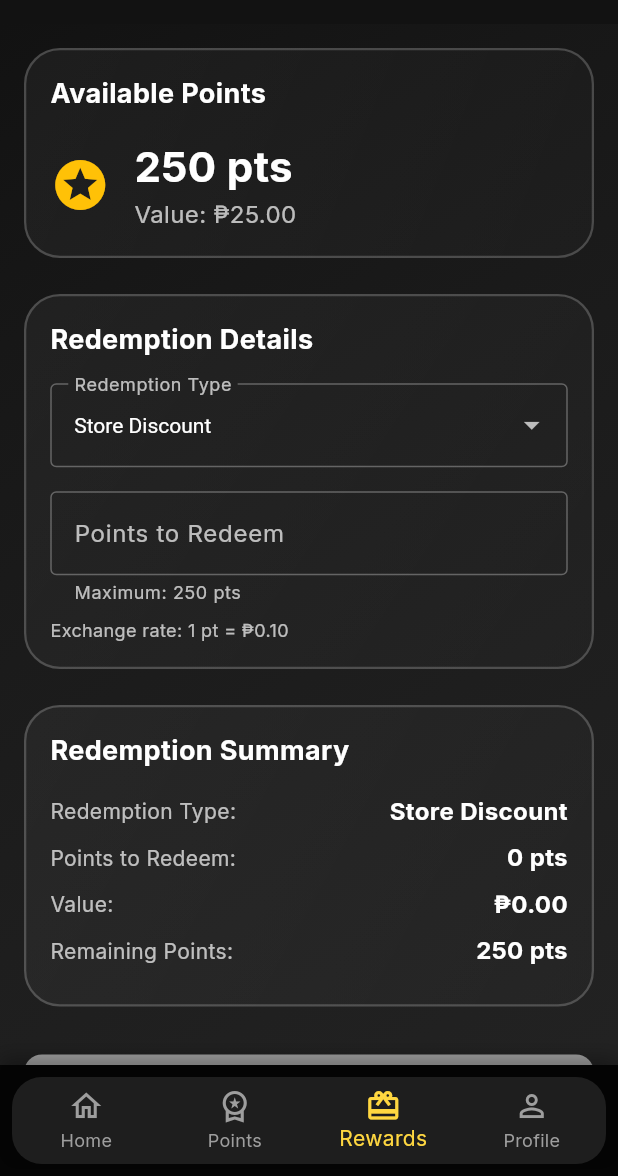
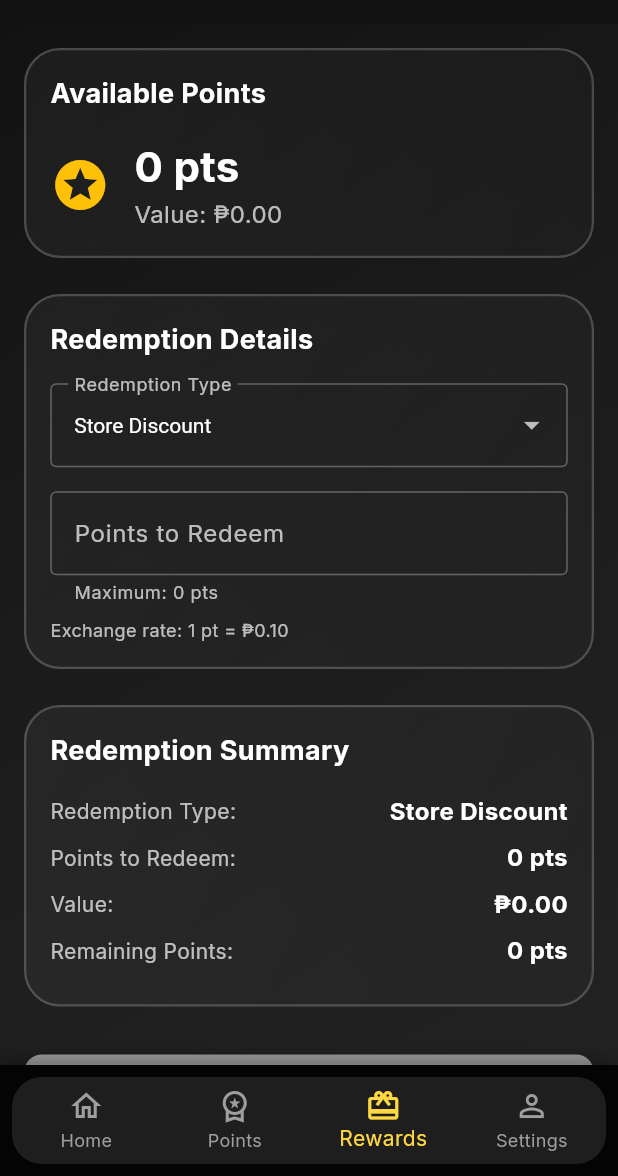
Before and after one commit to 1997Hans/loyalty_app, a Flutter app: the MainNavigation screen opened directly, item 3 of the bottom bar chosen, on a phone screen of 412 x 824 dp, the part 60-1236 px from its top. Run offline on Flutter 3.47's test engine with Material 3 defaults, Android fonts, the phone set to English and light mode, and no system bars; our stand-ins replace bloc, dio, equatable, flutter_bloc, get_it, google_fonts.

Commit message:
Fix navigation menu by restoring MainNavigation in main app

```diff
--- a/lib/core/navigation/main_navigation.dart
+++ b/lib/core/navigation/main_navigation.dart
@@ -1,12 +1,11 @@
 import 'package:flutter/material.dart';
 import 'package:flutter_bloc/flutter_bloc.dart';
+import 'package:loyalty_app/core/di/dependency_injection.dart';
 import 'package:loyalty_app/features/loyalty/bloc/loyalty_bloc.dart';
-import 'package:loyalty_app/features/loyalty/data/repositories/loyalty_repository.dart';
-import 'package:loyalty_app/features/loyalty/data/services/loyalty_service_impl.dart';
-import 'package:loyalty_app/features/loyalty/domain/models/loyalty_points.dart';
 import 'package:loyalty_app/features/loyalty/ui/screens/loyalty_dashboard_screen.dart';
 import 'package:loyalty_app/features/loyalty/ui/screens/loyalty_points_screen.dart';
 import 'package:loyalty_app/features/loyalty/ui/screens/points_redemption_screen.dart';
+import 'package:loyalty_app/features/loyalty/ui/screens/woocommerce_sync_screen.dart';
 
 class MainNavigation extends StatefulWidget {
   const MainNavigation({super.key});
@@ -43,17 +42,8 @@ class _MainNavigationState extends State<MainNavigation> {
         // If we're on the home tab and at root, let system handle the back button
         return isFirstRouteInCurrentTab;
       },
-      child: MultiBlocProvider(
-        providers: [
-          BlocProvider<LoyaltyBloc>(
-            create: (context) {
-              final repository = LoyaltyRepository();
-              return LoyaltyBloc(
-                loyaltyService: LoyaltyServiceImpl(repository: repository),
-              )..add(LoadPointsTransactions());
-            },
-          ),
-        ],
+      child: BlocProvider<LoyaltyBloc>.value(
+        value: getIt<LoyaltyBloc>()..add(LoadPointsTransactions()),
         child: Scaffold(
           body: Stack(
             children: [
@@ -115,7 +105,7 @@ class _MainNavigationState extends State<MainNavigation> {
                       BottomNavigationBarItem(
                         icon: Icon(Icons.person_outline),
                         activeIcon: Icon(Icons.person),
-                        label: 'Profile',
+                        label: 'Settings',
                       ),
                     ],
                   ),
@@ -168,15 +158,8 @@ class _MainNavigationState extends State<MainNavigation> {
                     },
                   );
                 case 3:
-                  // Profile page placeholder
-                  return const Scaffold(
-                    body: Center(
-                      child: Text(
-                        'Profile',
-                        style: TextStyle(color: Colors.white, fontSize: 24),
-                      ),
-                    ),
-                  );
+                  // Settings page with WooCommerce sync
+                  return const WooCommerceSyncScreen();
                 default:
                   return const LoyaltyDashboardScreen();
               }
```
Also changed, not shown: lib/main.dart (+3 -9 lines).
